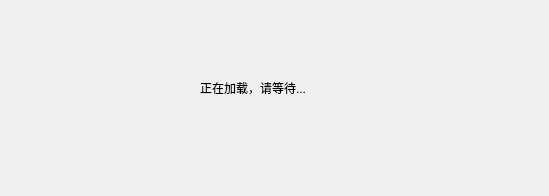
Qt form LoadingPage.ui (FunnyAWM/MusicSyncTool) before a commit.
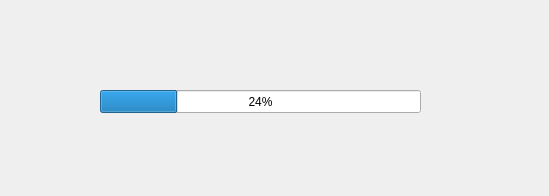
The same form after that commit.

```diff
--- a/LoadingPage.ui
+++ b/LoadingPage.ui
@@ -13,17 +13,17 @@
   <property name="windowTitle">
    <string>LoadingPage</string>
   </property>
-  <widget class="QLabel" name="label">
+  <widget class="QProgressBar" name="progressBar">
    <property name="geometry">
     <rect>
-     <x>200</x>
-     <y>80</y>
-     <width>151</width>
-     <height>16</height>
+     <x>100</x>
+     <y>90</y>
+     <width>321</width>
+     <height>23</height>
     </rect>
    </property>
-   <property name="text">
-    <string>正在加载，请等待...</string>
+   <property name="value">
+    <number>24</number>
    </property>
   </widget>
  </widget>
```
